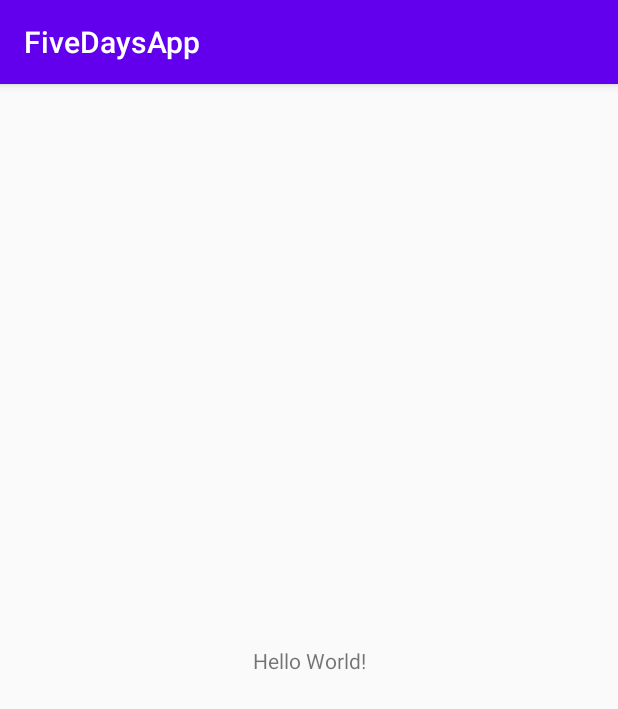
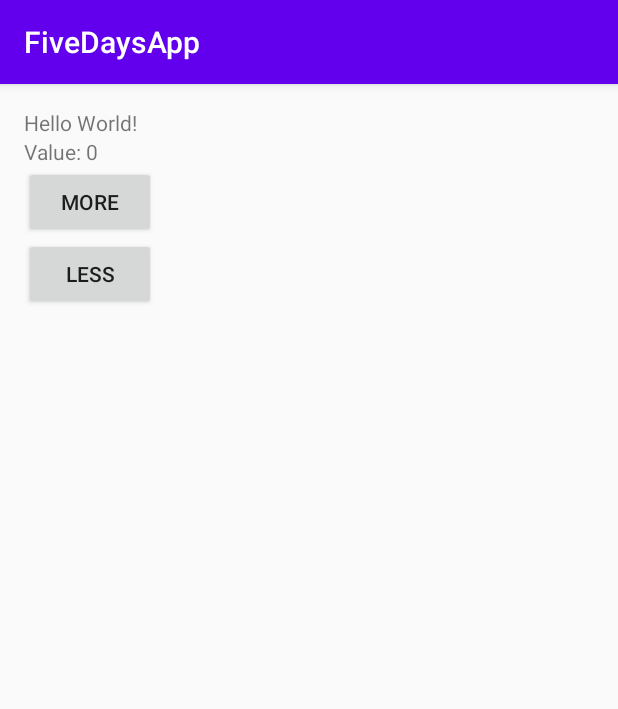
Before and after one commit to inlacou/Formacion, an Android app: the screen it shows after launch (MainActivity), on a phone screen of 412 x 824 dp. Shown: the top 709 px of the screen. Run offline under Robolectric (Android 15) with nearby library versions, the phone set to English and light mode, and no system bars.

Commit message:
Minimal MVC example

```diff
--- a/app/src/main/java/com/inlacou/fivedaysapp/MainActivity.java
+++ b/app/src/main/java/com/inlacou/fivedaysapp/MainActivity.java
@@ -3,12 +3,57 @@ package com.inlacou.fivedaysapp;
 import androidx.appcompat.app.AppCompatActivity;
 
 import android.os.Bundle;
+import android.view.View;
+import android.widget.Button;
+import android.widget.TextView;
 
 public class MainActivity extends AppCompatActivity {
+
+	private MainActivityModel model = new MainActivityModel();
+	private MainActivityController controller = new MainActivityController(this, model);
+
+	public TextView tvValue = null;
+	public Button btMore = null;
+	public Button btLess = null;
 
 	@Override
 	protected void onCreate(Bundle savedInstanceState) {
 		super.onCreate(savedInstanceState);
 		setContentView(R.layout.activity_main);
+
+		initialize();
+
+		populate();
+
+		setListeners();
+	}
+
+	private void initialize() {
+		tvValue = findViewById(R.id.tv_value);
+		btMore = findViewById(R.id.bt_more);
+		btLess = findViewById(R.id.bt_less);
+	}
+
+	private void populate() {
+		updateValue();
+	}
+
+	private void setListeners() {
+		btMore.setOnClickListener(new View.OnClickListener() {
+			@Override
+			public void onClick(View view) {
+				controller.onButtonMoreClick();
+			}
+		});
+		btLess.setOnClickListener(new View.OnClickListener() {
+			@Override
+			public void onClick(View view) {
+				controller.onButtonLessClick();
+			}
+		});
+	}
+
+	public void updateValue() {
+		tvValue.setText("Value: " + model.currentValue);
 	}
 }
--- /dev/null
+++ b/app/src/main/java/com/inlacou/fivedaysapp/MainActivityController.java
@@ -0,0 +1,22 @@
+package com.inlacou.fivedaysapp;
+
+class MainActivityController {
+
+	private MainActivity view;
+	private MainActivityModel model;
+
+	public MainActivityController(MainActivity view, MainActivityModel model) {
+		this.view = view;
+		this.model = model;
+	}
+
+	public void onButtonMoreClick() {
+		model.currentValue++;
+		view.updateValue();
+	}
+
+	public void onButtonLessClick() {
+		model.currentValue--;
+		view.updateValue();
+	}
+}
--- /dev/null
+++ b/app/src/main/java/com/inlacou/fivedaysapp/MainActivityModel.java
@@ -0,0 +1,7 @@
+package com.inlacou.fivedaysapp;
+
+class MainActivityModel {
+
+	protected int currentValue = 0;
+
+}
--- a/app/src/main/res/layout/activity_main.xml
+++ b/app/src/main/res/layout/activity_main.xml
@@ -1,18 +1,31 @@
 <?xml version="1.0" encoding="utf-8"?>
-<androidx.constraintlayout.widget.ConstraintLayout xmlns:android="http://schemas.android.com/apk/res/android"
+<LinearLayout xmlns:android="http://schemas.android.com/apk/res/android"
 	xmlns:app="http://schemas.android.com/apk/res-auto"
 	xmlns:tools="http://schemas.android.com/tools"
 	android:layout_width="match_parent"
 	android:layout_height="match_parent"
+	android:orientation="vertical"
+	android:padding="@dimen/general"
 	tools:context=".MainActivity">
 
 	<TextView
 		android:layout_width="wrap_content"
 		android:layout_height="wrap_content"
-		android:text="Hello World!"
-		app:layout_constraintBottom_toBottomOf="parent"
-		app:layout_constraintLeft_toLeftOf="parent"
-		app:layout_constraintRight_toRightOf="parent"
-		app:layout_constraintTop_toTopOf="parent" />
+		android:text="Hello World!"/>
+	<TextView
+		android:id="@+id/tv_value"
+		android:layout_width="wrap_content"
+		android:layout_height="wrap_content"
+		android:text="Value: 0"/>
+	<Button
+		android:id="@+id/bt_more"
+		android:layout_width="wrap_content"
+		android:layout_height="wrap_content"
+		android:text="@string/More"/>
+	<Button
+		android:id="@+id/bt_less"
+		android:layout_width="wrap_content"
+		android:layout_height="wrap_content"
+		android:text="@string/Less"/>
 
-</androidx.constraintlayout.widget.ConstraintLayout>
+</LinearLayout>
--- /dev/null
+++ b/app/src/main/res/values/dimens.xml
@@ -0,0 +1,3 @@
+<resources>
+	<dimen name="general">16dp</dimen>
+</resources>
--- a/app/src/main/res/values/strings.xml
+++ b/app/src/main/res/values/strings.xml
@@ -1,3 +1,5 @@
 <resources>
 	<string name="app_name">FiveDaysApp</string>
+	<string name="More">More</string>
+	<string name="Less">Less</string>
 </resources>
```
